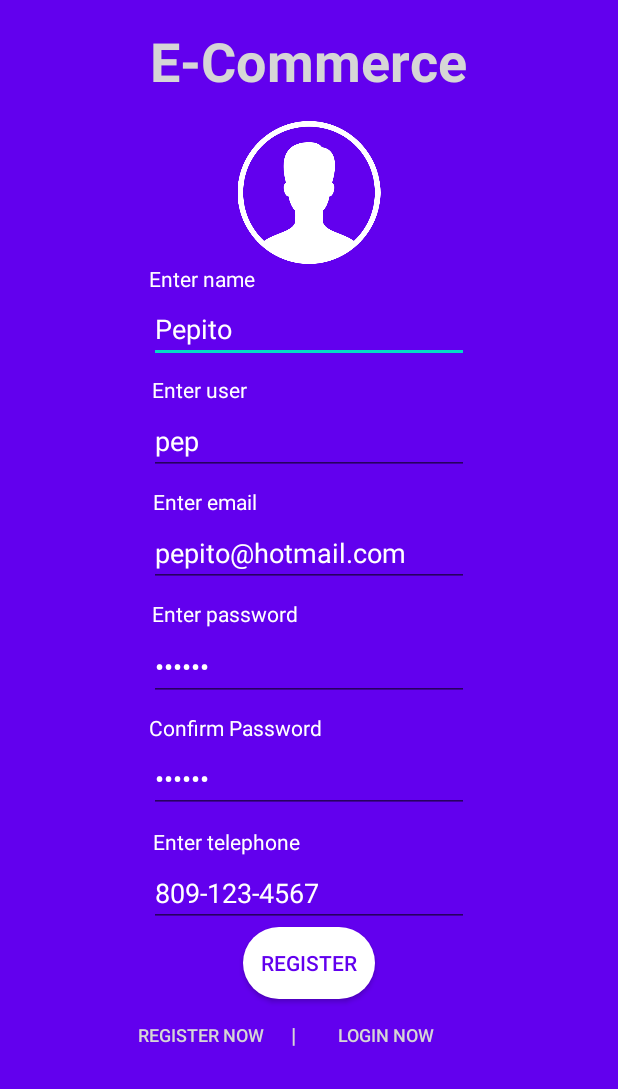
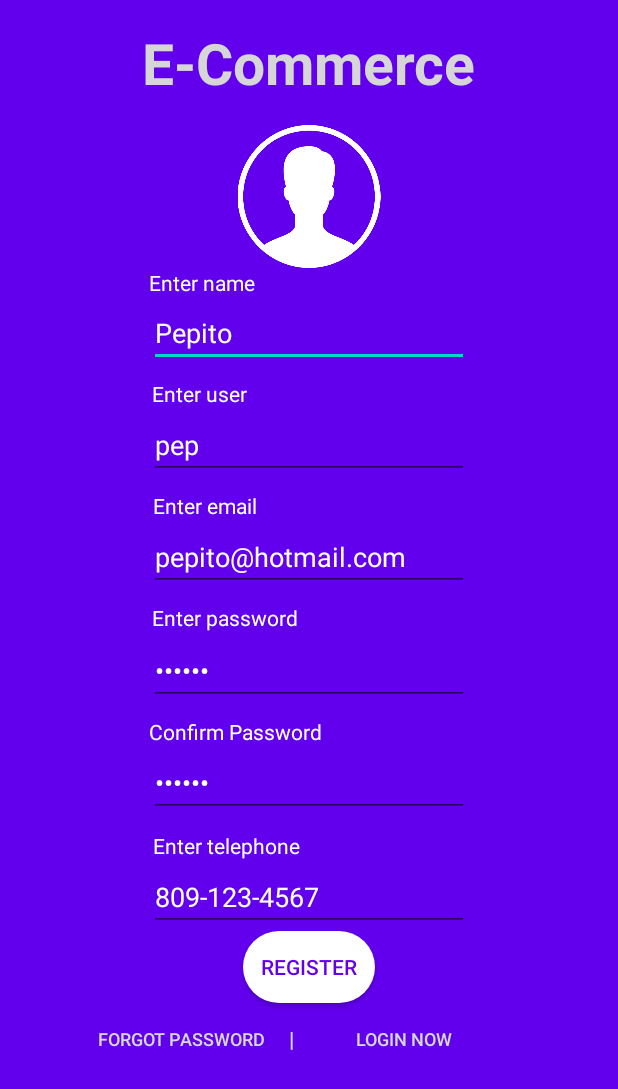
Before and after one commit to Yormaan/LoginMainPage, an Android app: the RegisterActivity screen opened directly, with no data from a screen before it, on a phone screen of 412 x 824 dp. Shown: the top 1089 px of the screen. Run offline under Robolectric (Android 15) with nearby library versions, the phone set to English and light mode, and no system bars; Roboto replaces fonts that are not available here.

Commit message:
Navigation between forgot,login and register activities

```diff
--- a/app/src/main/java/com/pucmm/loginmainpage/RegisterActivity.java
+++ b/app/src/main/java/com/pucmm/loginmainpage/RegisterActivity.java
@@ -1,5 +1,6 @@
 package com.pucmm.loginmainpage;
 
+import android.widget.TextView;
 import androidx.annotation.Nullable;
 import androidx.appcompat.app.AppCompatActivity;
 
@@ -12,14 +13,36 @@ import android.widget.ImageView;
 
 public class RegisterActivity extends AppCompatActivity {
 
-    ImageView userPicture;
+    private ImageView userPicture;
+    private TextView btn_login;
+    private TextView btn_forgot_password;
 
     @Override
     protected void onCreate(Bundle savedInstanceState) {
         super.onCreate(savedInstanceState);
         setContentView(R.layout.activity_register);
 
-        userPicture = (ImageView) findViewById(R.id.LaFoto);
+        userPicture = findViewById(R.id.LaFoto);
+        btn_login = findViewById(R.id.btn_login_register_id);
+        btn_forgot_password = findViewById(R.id.btn_forgot_pass_register_id);
+
+        btn_login.setOnClickListener(new View.OnClickListener() {
+            @Override
+            public void onClick(View view) {
+                Intent intent = new Intent(RegisterActivity.this, LoginActivity.class);
+                startActivity(intent);
+            }
+        });
+        btn_forgot_password.setOnClickListener(new View.OnClickListener() {
+            @Override
+            public void onClick(View view) {
+                Intent intent = new Intent(RegisterActivity.this, ForgotPasswordActivity.class);
+                startActivity(intent);
+            }
+        });
+
+
+
     }
 
     public void onclick(View view) {
--- a/app/src/main/res/layout/activity_forgot_password.xml
+++ b/app/src/main/res/layout/activity_forgot_password.xml
@@ -57,14 +57,13 @@
             android:text="@string/splash_ecommerce_text"
             android:textAllCaps="false"
             android:textColor="#D6D6D6"
-            android:textSize="36sp"
+            android:textSize="48sp"
             android:textStyle="bold"
             android:fontFamily="@font/bubbler_one"
             app:layout_constraintEnd_toEndOf="parent"
-            app:layout_constraintHorizontal_bias="0.497"
+            app:layout_constraintHorizontal_bias="0.445"
             app:layout_constraintStart_toStartOf="parent"
             app:layout_constraintTop_toTopOf="parent"/>
-
     <TextView
             android:id="@+id/textView6"
             android:layout_width="wrap_content"
--- a/app/src/main/res/layout/activity_login.xml
+++ b/app/src/main/res/layout/activity_login.xml
@@ -66,7 +66,7 @@
         android:inputType="textPassword"
         android:text="Password"
         app:layout_constraintStart_toStartOf="parent"
-            app:layout_constraintTop_toBottomOf="@+id/textView3" android:textColor="@color/cardview_light_background"/>
+        app:layout_constraintTop_toBottomOf="@+id/textView3" />
 
     <Button
         android:id="@+id/btn_login"
--- a/app/src/main/res/layout/activity_register.xml
+++ b/app/src/main/res/layout/activity_register.xml
@@ -28,7 +28,7 @@
                     app:fontFamily="@font/bubbler_one"
                     android:textAllCaps="false"
                     android:textColor="#D6D6D6"
-                    android:textSize="36sp"
+                    android:textSize="38sp"
                     android:textStyle="bold"/>
 
             <ImageView
@@ -210,13 +210,13 @@
                 android:orientation="horizontal">
 
                 <Button
-                        android:id="@+id/button2"
+                        android:id="@+id/btn_forgot_pass_register_id"
                         android:layout_width="wrap_content"
                         android:layout_height="wrap_content"
                         android:layout_marginStart="80dp"
                         android:layout_marginEnd="16dp"
                         android:background="@android:color/transparent"
-                        android:text="@string/register_now_text_btn"
+                        android:text="@string/forgot_password_text_btn"
                         android:textColor="#D6D6D6"
                         android:textSize="12sp"/>
 
@@ -229,8 +229,8 @@
                     android:textStyle="bold" />
 
                 <Button
-                        android:id="@+id/button3"
-                        android:layout_width="wrap_content"
+                        android:id="@+id/btn_login_register_id"
+                        android:layout_width="115dp"
                         android:layout_height="wrap_content"
                         android:layout_marginStart="16dp"
                         android:layout_marginEnd="100dp"
--- a/app/src/main/res/values/strings.xml
+++ b/app/src/main/res/values/strings.xml
@@ -11,4 +11,5 @@
     <string name="register_now_text_btn">REGISTER NOW</string>
     <string name="login_now_text_btn">LOGIN NOW</string>
     <string name="get_password_btn_text">GET PASSWORD</string>
+    <string name="forgot_password_text_btn">FORGOT PASSWORD</string>
 </resources>
```
Lines whose indentation alone changed are shown as unchanged.
